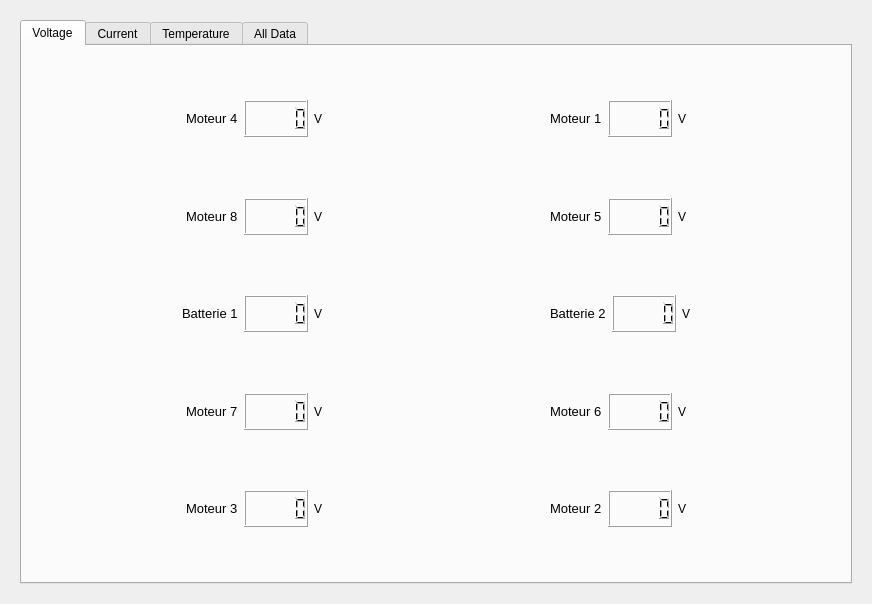
Qt form rqt_power/resource/mainwindow.ui (sonia-auv/rqt_sonia_plugins) before a commit.
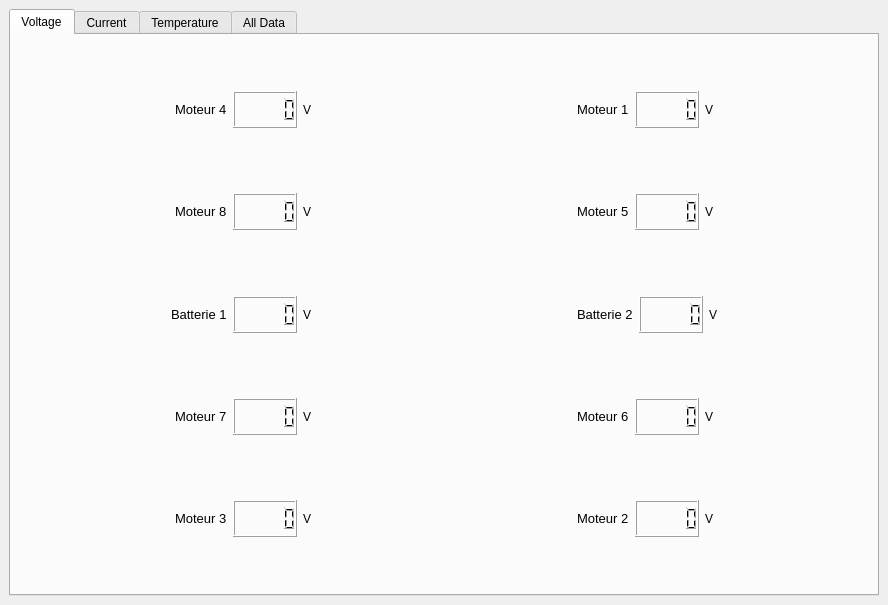
The same form after that commit. The open tabs and pages were chosen to show the change. Icons and pictures are not drawn.

Commit message: added power feedback colors

```diff
--- a/rqt_power/resource/mainwindow.ui
+++ b/rqt_power/resource/mainwindow.ui
@@ -6,8 +6,8 @@
    <rect>
     <x>0</x>
     <y>0</y>
-    <width>872</width>
-    <height>604</height>
+    <width>888</width>
+    <height>605</height>
    </rect>
   </property>
   <property name="maximumSize">
@@ -19,9 +19,15 @@
   <property name="windowTitle">
    <string>Power</string>
   </property>
-  <layout class="QHBoxLayout" name="horizontalLayout_13">
-   <item>
     <widget class="QWidget" name="widget_15" native="true">
+   <property name="geometry">
+    <rect>
+     <x>9</x>
+     <y>9</y>
+     <width>870</width>
+     <height>587</height>
+    </rect>
+   </property>
      <layout class="QVBoxLayout" name="verticalLayout_8">
       <item>
        <widget class="QTabWidget" name="tab5">
@@ -3765,8 +3771,6 @@
       </item>
      </layout>
     </widget>
-   </item>
-  </layout>
  </widget>
  <resources/>
  <connections/>
```
Left out of the diff: 66 changed lines with no effect on the pictures. Lines whose indentation alone changed are shown as unchanged. The commit also changes 1 other file.
